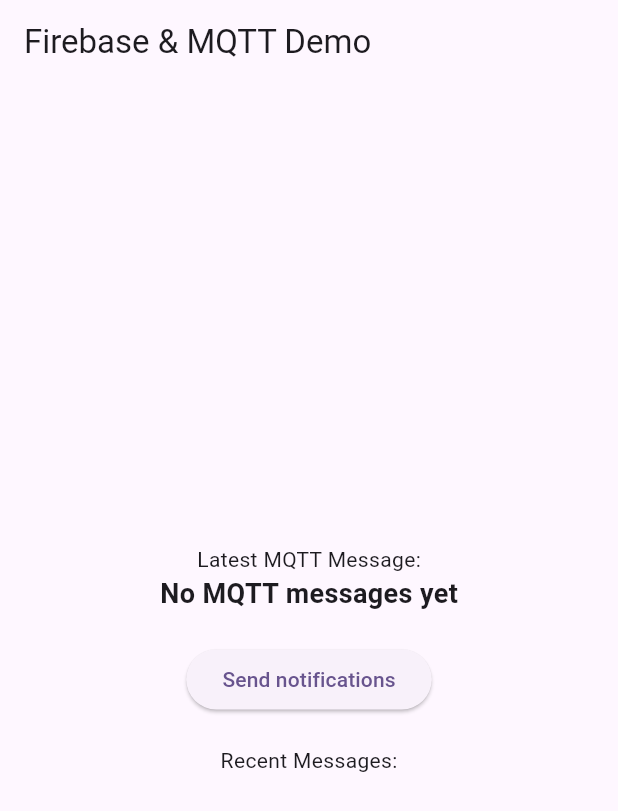
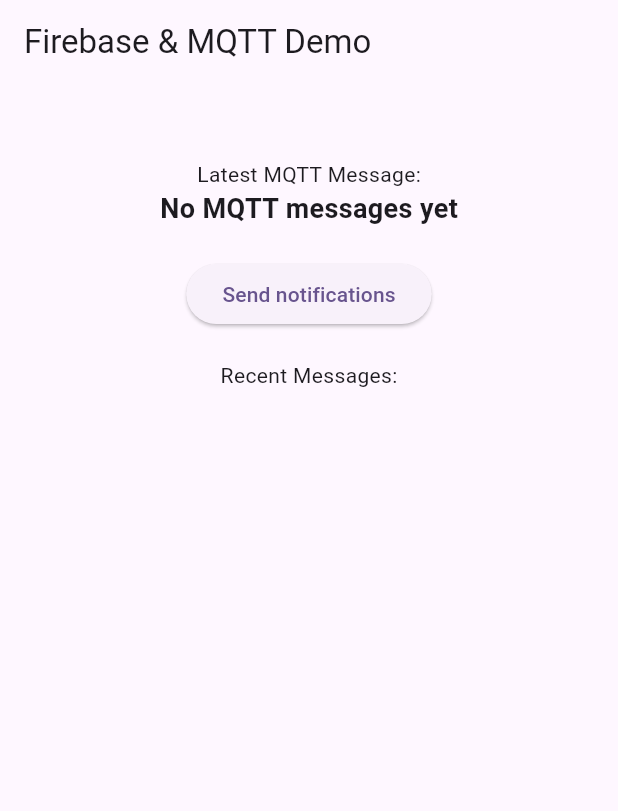
Before and after one commit to jakobatgithub/notification_test, a Flutter app: the screen it shows after launch, on a phone screen of 412 x 824 dp. Shown: the top 811 px of the screen. Run offline on Flutter 3.47's test engine with Material 3 defaults, Android fonts, the phone set to English and light mode, and no system bars; our stand-ins replace firebase_core, firebase_messaging, shared_preferences; missing offline and left inert: mqtt_client; accounts and stored records are empty; generated files the repository leaves out were written again; network calls fail.

Commit message:
Changed the layout.

```diff
--- a/test_notification_app/lib/main.dart
+++ b/test_notification_app/lib/main.dart
@@ -115,7 +115,12 @@ class _MyAppState extends State<MyApp> with WidgetsBindingObserver {
         appBar: AppBar(
           title: const Text("Firebase & MQTT Demo"),
         ),
-        body: Center(
+        body: Column(
+          mainAxisAlignment: MainAxisAlignment.start,
+          crossAxisAlignment: CrossAxisAlignment.center,
+          children: [
+            const SizedBox(height: 50), // Add some space at the top
+            Center(
               child: Column(
                 mainAxisAlignment: MainAxisAlignment.center,
                 children: [
@@ -137,6 +142,8 @@ class _MyAppState extends State<MyApp> with WidgetsBindingObserver {
                   )).toList(),
                 ],
               ),
+            ),
+          ],
         ),
       ),
     );
```
Lines whose indentation alone changed are shown as unchanged.
